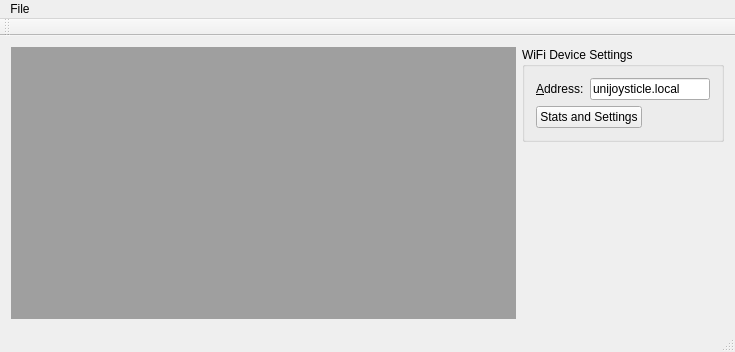
Old version of the form client_desktop/mainwindow.ui in the repository ricardoquesada/unijoysticle.
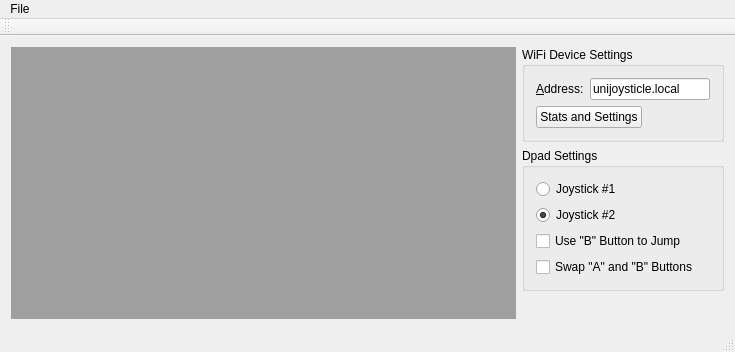
New version of the form.

```diff
--- a/client_desktop/mainwindow.ui
+++ b/client_desktop/mainwindow.ui
@@ -84,6 +84,46 @@
         </layout>
        </widget>
       </item>
+      <item>
+       <widget class="QGroupBox" name="groupBox_dpad">
+        <property name="title">
+         <string>Dpad Settings</string>
+        </property>
+        <layout class="QVBoxLayout" name="verticalLayout">
+         <item>
+          <widget class="QRadioButton" name="radioButton_joy1">
+           <property name="text">
+            <string>Joystick #1</string>
+           </property>
+          </widget>
+         </item>
+         <item>
+          <widget class="QRadioButton" name="radioButton_joy2">
+           <property name="text">
+            <string>Joystick #2</string>
+           </property>
+           <property name="checked">
+            <bool>true</bool>
+           </property>
+          </widget>
+         </item>
+         <item>
+          <widget class="QCheckBox" name="checkBox_jumpB">
+           <property name="text">
+            <string>Use &quot;B&quot; Button to Jump</string>
+           </property>
+          </widget>
+         </item>
+         <item>
+          <widget class="QCheckBox" name="checkBox_swapAB">
+           <property name="text">
+            <string>Swap &quot;A&quot; and &quot;B&quot; Buttons</string>
+           </property>
+          </widget>
+         </item>
+        </layout>
+       </widget>
+      </item>
       <item>
        <spacer name="verticalSpacer">
         <property name="orientation">
```
